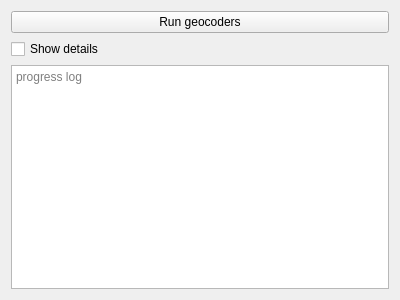
Old version of the form qgisplugin/anncsu_manager/resources/ui/wizard_run_geocoders_page.ui in the repository anncsu-open/anncsu-manager.
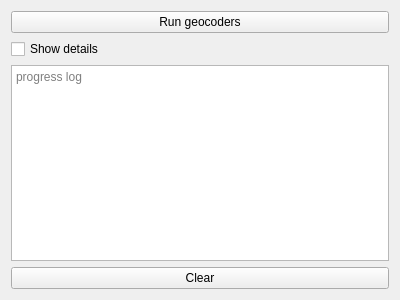
New version of the form.

Commit message: added clear butt to clear progress log

Diff of the .ui file:
```diff
--- a/qgisplugin/anncsu_manager/resources/ui/wizard_run_geocoders_page.ui
+++ b/qgisplugin/anncsu_manager/resources/ui/wizard_run_geocoders_page.ui
@@ -50,6 +50,13 @@
      </property>
     </widget>
    </item>
+   <item>
+    <widget class="QPushButton" name="clear_log_pb">
+     <property name="text">
+      <string>Clear</string>
+     </property>
+    </widget>
+   </item>
   </layout>
  </widget>
  <resources/>
```
The commit also changes 1 other file.
